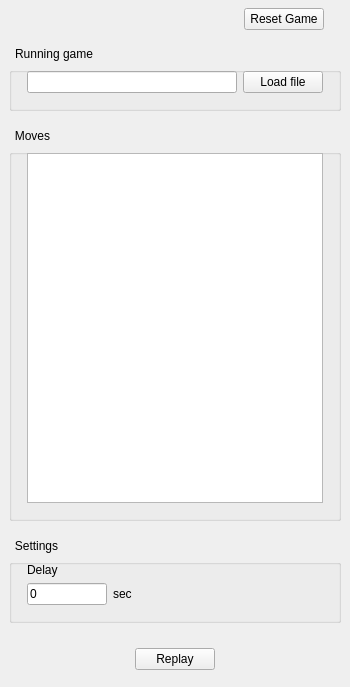
Old version of the form src/py_chess/gui/ui/replay_manager.ui in the repository TutorExilius/pyChess.
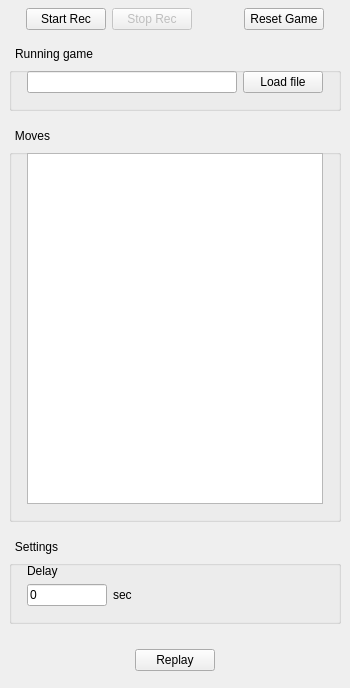
New version of the form.

Commit message: feat: create custom list for chess notations + add start/stop recording buttons + refactored board.move()

Patch:
```diff
--- a/src/py_chess/gui/ui/replay_manager.ui
+++ b/src/py_chess/gui/ui/replay_manager.ui
@@ -7,7 +7,7 @@
     <x>0</x>
     <y>0</y>
     <width>350</width>
-    <height>687</height>
+    <height>688</height>
    </rect>
   </property>
   <property name="minimumSize">
@@ -72,6 +72,39 @@
       <property name="bottomMargin">
        <number>8</number>
       </property>
+      <item>
+       <spacer name="horizontalSpacer_6">
+        <property name="orientation">
+         <enum>Qt::Horizontal</enum>
+        </property>
+        <property name="sizeType">
+         <enum>QSizePolicy::Fixed</enum>
+        </property>
+        <property name="sizeHint" stdset="0">
+         <size>
+          <width>26</width>
+          <height>0</height>
+         </size>
+        </property>
+       </spacer>
+      </item>
+      <item>
+       <widget class="QPushButton" name="pushButton_start_recording">
+        <property name="text">
+         <string>Start Rec</string>
+        </property>
+       </widget>
+      </item>
+      <item>
+       <widget class="QPushButton" name="pushButton_stop_recording">
+        <property name="enabled">
+         <bool>false</bool>
+        </property>
+        <property name="text">
+         <string>Stop Rec</string>
+        </property>
+       </widget>
+      </item>
       <item>
        <spacer name="horizontalSpacer_4">
         <property name="orientation">
```
The commit also changes 3 other files.
